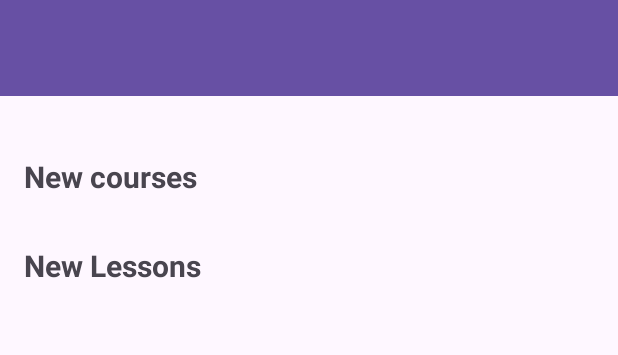
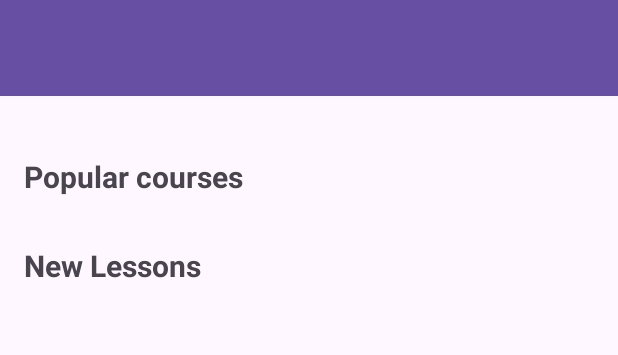
Before and after one commit to haunt03/OnlineLearningApp, an Android app: the layout activity_home_page.xml on its own in the app's theme, with its tools: preview values and no code run, on a phone screen of 412 x 824 dp. Shown: the top 355 px of the screen. Run offline under Robolectric (Android 15) with nearby library versions, the phone set to English and light mode, and no system bars.

Commit message:
update by hau

```diff
--- a/app/src/main/AndroidManifest.xml
+++ b/app/src/main/AndroidManifest.xml
@@ -14,7 +14,7 @@
         android:theme="@style/Theme.OnlineLearningApp"
         tools:targetApi="31">
         <activity
-            android:name=".Activity.Learner.HomePageActivity"
+            android:name=".Activity.HomePageActivity"
             android:exported="true">
             <intent-filter>
                 <action android:name="android.intent.action.MAIN" />
--- a/app/src/main/java/com/example/onlinelearningapp/Activity/Admin/AdminDashboardActivity.java
+++ b/app/src/main/java/com/example/onlinelearningapp/Activity/Admin/AdminDashboardActivity.java
@@ -14,7 +14,7 @@ import androidx.lifecycle.ViewModelProvider;
 import androidx.recyclerview.widget.LinearLayoutManager;
 import androidx.recyclerview.widget.RecyclerView;
 
-import com.example.onlinelearningapp.Activity.Learner.HomePageActivity;
+import com.example.onlinelearningapp.Activity.HomePageActivity;
 import com.example.onlinelearningapp.Adapter.InProgressCourseAdapter;
 import com.example.onlinelearningapp.Adapter.InProgressLessonAdapter;
 import com.example.onlinelearningapp.Adapter.RecentUserAdapter;
--- a/app/src/main/java/com/example/onlinelearningapp/Activity/Learner/ChangeProfileActivity.java
+++ b/app/src/main/java/com/example/onlinelearningapp/Activity/Learner/ChangeProfileActivity.java
@@ -9,6 +9,7 @@ import android.widget.Toast;
 import androidx.appcompat.app.AppCompatActivity;
 import androidx.lifecycle.ViewModelProvider;
 
+import com.example.onlinelearningapp.Activity.HomePageActivity;
 import com.example.onlinelearningapp.R;
 import com.example.onlinelearningapp.Entity.User;
 import com.example.onlinelearningapp.ViewModel.AuthViewModel;
--- a/app/src/main/java/com/example/onlinelearningapp/Activity/Learner/CourseDetailsActivity.java
+++ b/app/src/main/java/com/example/onlinelearningapp/Activity/Learner/CourseDetailsActivity.java
@@ -17,6 +17,7 @@ import androidx.lifecycle.ViewModelProvider;
 import androidx.recyclerview.widget.LinearLayoutManager;
 import androidx.recyclerview.widget.RecyclerView;
 
+import com.example.onlinelearningapp.Activity.HomePageActivity;
 import com.example.onlinelearningapp.Activity.LoginActivity;
 import com.example.onlinelearningapp.Adapter.LessonAdapter;
 import com.example.onlinelearningapp.Entity.Enrollment;
--- a/app/src/main/java/com/example/onlinelearningapp/Activity/Learner/CourseListActivity.java
+++ b/app/src/main/java/com/example/onlinelearningapp/Activity/Learner/CourseListActivity.java
@@ -13,6 +13,7 @@ import androidx.lifecycle.ViewModelProvider;
 import androidx.recyclerview.widget.LinearLayoutManager;
 import androidx.recyclerview.widget.RecyclerView;
 
+import com.example.onlinelearningapp.Activity.HomePageActivity;
 import com.example.onlinelearningapp.Activity.LoginActivity;
 import com.example.onlinelearningapp.Entity.Enrollment;
 import com.example.onlinelearningapp.R;
--- a/app/src/main/java/com/example/onlinelearningapp/Activity/Learner/MyCoursesActivity.java
+++ b/app/src/main/java/com/example/onlinelearningapp/Activity/Learner/MyCoursesActivity.java
@@ -11,6 +11,7 @@ import androidx.lifecycle.ViewModelProvider;
 import androidx.recyclerview.widget.LinearLayoutManager;
 import androidx.recyclerview.widget.RecyclerView;
 
+import com.example.onlinelearningapp.Activity.HomePageActivity;
 import com.example.onlinelearningapp.Activity.LoginActivity;
 import com.example.onlinelearningapp.Adapter.CourseAdapter;
 import com.example.onlinelearningapp.Entity.Course;
--- a/app/src/main/java/com/example/onlinelearningapp/Activity/Learner/QuizResultActivity.java
+++ b/app/src/main/java/com/example/onlinelearningapp/Activity/Learner/QuizResultActivity.java
@@ -7,6 +7,7 @@ import android.widget.Toast;
 
 import androidx.appcompat.app.AppCompatActivity;
 
+import com.example.onlinelearningapp.Activity.HomePageActivity;
 import com.example.onlinelearningapp.R;
 
 public class QuizResultActivity extends AppCompatActivity {
--- a/app/src/main/java/com/example/onlinelearningapp/Activity/Learner/TakeQuizActivity.java
+++ b/app/src/main/java/com/example/onlinelearningapp/Activity/Learner/TakeQuizActivity.java
@@ -17,6 +17,7 @@ import androidx.lifecycle.ViewModelProvider;
 import androidx.recyclerview.widget.LinearLayoutManager;
 import androidx.recyclerview.widget.RecyclerView;
 
+import com.example.onlinelearningapp.Activity.HomePageActivity;
 import com.example.onlinelearningapp.R;
 import com.example.onlinelearningapp.Adapter.QuestionNavigationAdapter;
 import com.example.onlinelearningapp.Entity.Answer;
--- a/app/src/main/java/com/example/onlinelearningapp/Activity/Learner/UserProfileActivity.java
+++ b/app/src/main/java/com/example/onlinelearningapp/Activity/Learner/UserProfileActivity.java
@@ -12,6 +12,7 @@ import androidx.lifecycle.ViewModelProvider;
 import androidx.recyclerview.widget.LinearLayoutManager;
 import androidx.recyclerview.widget.RecyclerView;
 
+import com.example.onlinelearningapp.Activity.HomePageActivity;
 import com.example.onlinelearningapp.Activity.LoginActivity;
 import com.example.onlinelearningapp.R;
 import com.example.onlinelearningapp.Adapter.EnrollmentAdapter;
--- a/app/src/main/java/com/example/onlinelearningapp/Activity/LoginActivity.java
+++ b/app/src/main/java/com/example/onlinelearningapp/Activity/LoginActivity.java
@@ -1,6 +1,5 @@
 package com.example.onlinelearningapp.Activity;
 
-import android.content.Context;
 import android.content.Intent;
 import android.content.SharedPreferences;
 import android.os.Bundle;
@@ -16,7 +15,6 @@ import androidx.appcompat.widget.Toolbar; // Import this
 import androidx.lifecycle.ViewModelProvider;
 
 import com.example.onlinelearningapp.Activity.Admin.AdminDashboardActivity;
-import com.example.onlinelearningapp.Activity.Learner.HomePageActivity;
 import com.example.onlinelearningapp.R;
 import com.example.onlinelearningapp.ViewModel.AuthViewModel;
 import com.google.android.material.textfield.TextInputEditText;
--- a/app/src/main/java/com/example/onlinelearningapp/Dao/CourseDao.java
+++ b/app/src/main/java/com/example/onlinelearningapp/Dao/CourseDao.java
@@ -27,7 +27,7 @@ public interface CourseDao {
     LiveData<Course> getCourseById(int courseId);
 
     @Query("SELECT * FROM Courses ORDER BY CreatedAt DESC LIMIT 5")
-    LiveData<List<Course>> getTop5CoursesByRecentCreation(); // Placeholder for "most participated"
+    LiveData<List<Course>> getTop5CoursesByRecentCreation();
 
     // ADD THIS METHOD
     @Query("SELECT * FROM Courses")
--- a/app/src/main/java/com/example/onlinelearningapp/DataHelper/Repository.java
+++ b/app/src/main/java/com/example/onlinelearningapp/DataHelper/Repository.java
@@ -90,6 +90,11 @@ public class Repository {
     public LiveData<List<Course>> getTop5CoursesByRecentCreation() {
         return courseDao.getTop5CoursesByRecentCreation();
     }
+
+    public LiveData<List<Course>> getTop5MostEnrolledCourses() {
+        return enrollmentDao.getTop5MostEnrolledCourses();
+    }
+
 
     public LiveData<Course> getCourseById(int courseId) {
         return courseDao.getCourseById(courseId);
--- a/app/src/main/java/com/example/onlinelearningapp/ViewModel/HomeViewModel.java
+++ b/app/src/main/java/com/example/onlinelearningapp/ViewModel/HomeViewModel.java
@@ -18,11 +18,11 @@ public class HomeViewModel extends AndroidViewModel {
     public HomeViewModel(Application application) {
         super(application);
         repository = new Repository(application);
-        topCourses = repository.getTop5CoursesByRecentCreation();
+        topCourses = repository.getTop5MostEnrolledCourses();
         newestLessons = repository.getTop5NewestLessons();
     }
 
-    public LiveData<List<Course>> getTop5CoursesByRecentCreation() {
+    public LiveData<List<Course>> getTop5MostEnrolledCourses() {
         return topCourses;
     }
 
--- a/app/src/main/res/layout/activity_home_page.xml
+++ b/app/src/main/res/layout/activity_home_page.xml
@@ -4,7 +4,7 @@
     xmlns:tools="http://schemas.android.com/tools"
     android:layout_width="match_parent"
     android:layout_height="match_parent"
-    tools:context=".Activity.Learner.HomePageActivity">
+    tools:context=".Activity.HomePageActivity">
 
     <androidx.appcompat.widget.Toolbar
         android:id="@+id/toolbar"
@@ -42,7 +42,7 @@
                 android:layout_width="wrap_content"
                 android:layout_height="wrap_content"
                 android:layout_marginTop="24dp"
-                android:text="New courses"
+                android:text="Popular courses"
                 android:textSize="20sp"
                 android:textStyle="bold" />
 
```
Also changed, not shown: app/src/main/java/com/example/onlinelearningapp/Activity/HomePageActivity.java (renamed from app/src/main/java/com/example/onlinelearningapp/Activity/Learner/HomePageActivity.java, +7 -3 lines), app/src/main/java/com/example/onlinelearningapp/Dao/EnrollmentDao.java (+10 -0 lines).
